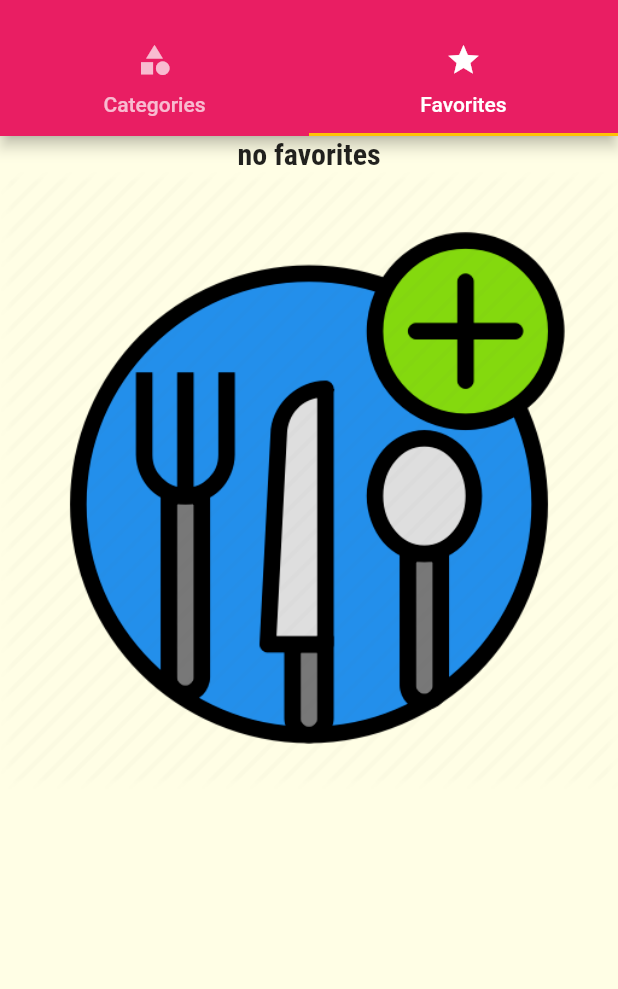
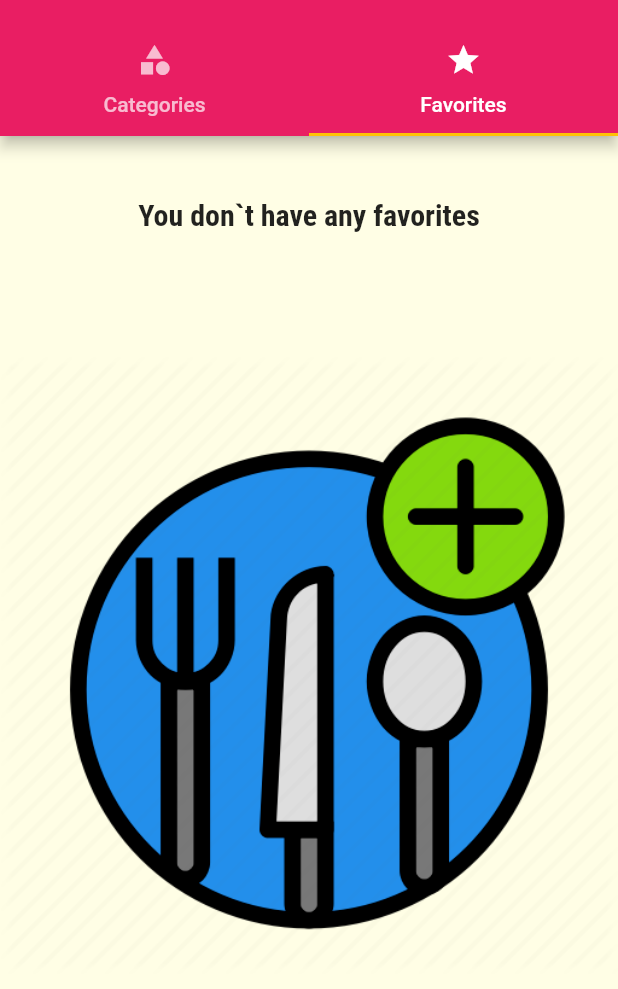
Before and after one commit to Tamir198/Recipes, a Flutter app: the screen it shows after launch, tab 2 chosen, on a phone screen of 412 x 824 dp, the part 59-1048 px from its top. Run offline on Flutter 3.47's test engine with Material 2 defaults, Android fonts, the phone set to English and light mode, and no system bars; Roboto replaces fonts that are missing (RobotoCondensed-Bold).

Commit message:
Making screens more responsive

```diff
--- a/lib/screens/favorites_screen.dart
+++ b/lib/screens/favorites_screen.dart
@@ -5,16 +5,24 @@ import 'package:recipes/widgets/meal_item.dart';
 
 class FavoritesScreen extends StatelessWidget {
   List<Meal> favoriteMeals;
+  MediaQueryData mediaQuery;
 
   FavoritesScreen(this.favoriteMeals);
 
   @override
   Widget build(BuildContext context) {
+    mediaQuery = MediaQuery.of(context);
 
     if (favoriteMeals.isEmpty)
     return Column(children: <Widget>[
-      Text('no favorites',style: Theme.of(context).textTheme.title,),
-      Image(image: AssetImage('lib/assets/images/addFood.png'))
+      SizedBox(height: mediaQuery.size.height * 0.05),
+      Text('You don`t have any favorites',style: Theme.of(context).textTheme.title),
+      SizedBox(height: mediaQuery.size.height * 0.1),
+      Image(
+          image: AssetImage('lib/assets/images/addFood.png'),
+          height: mediaQuery.size.height * 0.5,
+          width: mediaQuery.size.height * 1,
+      )
     ]);
     else{
       return  ListView.builder(
```
